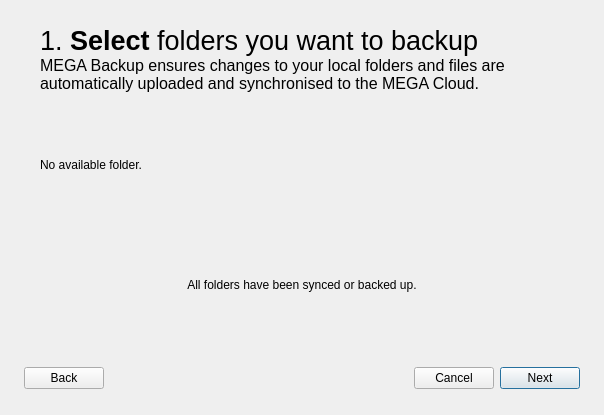
Qt form src/MEGASync/gui/linux/BackupsWizard.ui (meganz/MEGAsync) before a commit.
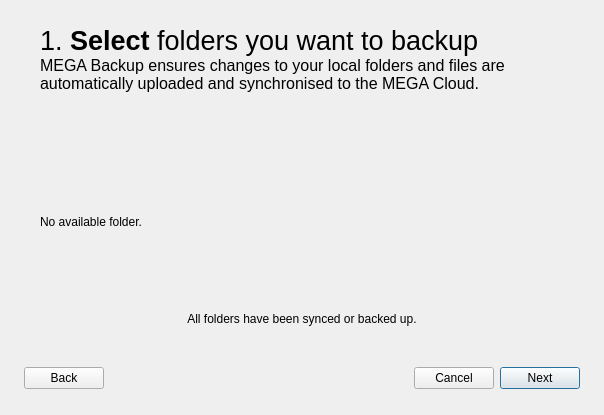
The same form after that commit. The open tabs and pages were chosen to show the change. Icons and pictures are not drawn.

Commit message: BackupsWizard: ui: remove sizeconstraints as much as possible

Diff of the .ui file:
```diff
--- a/src/MEGASync/gui/linux/BackupsWizard.ui
+++ b/src/MEGASync/gui/linux/BackupsWizard.ui
@@ -14,7 +14,7 @@
    </rect>
   </property>
   <property name="sizePolicy">
-   <sizepolicy hsizetype="Minimum" vsizetype="Preferred">
+   <sizepolicy hsizetype="Preferred" vsizetype="Expanding">
     <horstretch>0</horstretch>
     <verstretch>0</verstretch>
    </sizepolicy>
@@ -266,7 +266,7 @@
    <item>
     <widget class="QStackedWidget" name="sSteps">
      <property name="sizePolicy">
-      <sizepolicy hsizetype="Preferred" vsizetype="Preferred">
+      <sizepolicy hsizetype="Preferred" vsizetype="Expanding">
        <horstretch>0</horstretch>
        <verstretch>0</verstretch>
       </sizepolicy>
@@ -276,7 +276,7 @@
      </property>
      <widget class="QWidget" name="pStep1">
       <property name="sizePolicy">
-       <sizepolicy hsizetype="Preferred" vsizetype="Preferred">
+       <sizepolicy hsizetype="Preferred" vsizetype="Expanding">
         <horstretch>0</horstretch>
         <verstretch>0</verstretch>
        </sizepolicy>
@@ -335,23 +335,11 @@
        <item>
         <widget class="QFrame" name="fFoldersS1">
          <property name="sizePolicy">
-          <sizepolicy hsizetype="Preferred" vsizetype="Maximum">
+          <sizepolicy hsizetype="Preferred" vsizetype="Expanding">
            <horstretch>0</horstretch>
            <verstretch>0</verstretch>
           </sizepolicy>
          </property>
-         <property name="minimumSize">
-          <size>
-           <width>0</width>
-           <height>0</height>
-          </size>
-         </property>
-         <property name="maximumSize">
-          <size>
-           <width>16777215</width>
-           <height>16777215</height>
-          </size>
-         </property>
          <property name="frameShape">
           <enum>QFrame::NoFrame</enum>
          </property>
@@ -377,7 +365,7 @@
           <item>
            <widget class="QWidget" name="wDeviceNameS1" native="true">
             <property name="sizePolicy">
-             <sizepolicy hsizetype="Preferred" vsizetype="Fixed">
+             <sizepolicy hsizetype="Preferred" vsizetype="Maximum">
               <horstretch>0</horstretch>
               <verstretch>0</verstretch>
              </sizepolicy>
@@ -385,13 +373,13 @@
             <property name="minimumSize">
              <size>
               <width>0</width>
-              <height>48</height>
+              <height>0</height>
              </size>
             </property>
             <property name="maximumSize">
              <size>
               <width>16777215</width>
-              <height>48</height>
+              <height>16777215</height>
              </size>
             </property>
             <layout class="QHBoxLayout" name="horizontalLayout">
@@ -466,45 +454,21 @@
           <item>
            <widget class="QStackedWidget" name="sFolders">
             <property name="sizePolicy">
-             <sizepolicy hsizetype="Preferred" vsizetype="Maximum">
+             <sizepolicy hsizetype="Preferred" vsizetype="Expanding">
               <horstretch>0</horstretch>
               <verstretch>0</verstretch>
              </sizepolicy>
             </property>
-            <property name="minimumSize">
-             <size>
-              <width>0</width>
-              <height>47</height>
-             </size>
-            </property>
-            <property name="maximumSize">
-             <size>
-              <width>16777215</width>
-              <height>122</height>
-             </size>
-            </property>
             <property name="currentIndex">
              <number>0</number>
             </property>
             <widget class="QWidget" name="pFolders">
              <property name="sizePolicy">
-              <sizepolicy hsizetype="Preferred" vsizetype="Fixed">
+              <sizepolicy hsizetype="Preferred" vsizetype="Expanding">
                <horstretch>0</horstretch>
                <verstretch>0</verstretch>
               </sizepolicy>
              </property>
-             <property name="minimumSize">
-              <size>
-               <width>0</width>
-               <height>122</height>
-              </size>
-             </property>
-             <property name="maximumSize">
-              <size>
-               <width>16777215</width>
-               <height>122</height>
-              </size>
-             </property>
              <layout class="QVBoxLayout" name="pFoldersLayout">
               <property name="spacing">
                <number>0</number>
@@ -524,23 +488,11 @@
               <item>
                <widget class="QListView" name="lvFoldersS1">
                 <property name="sizePolicy">
-                 <sizepolicy hsizetype="Preferred" vsizetype="Fixed">
+                 <sizepolicy hsizetype="Preferred" vsizetype="Expanding">
                   <horstretch>0</horstretch>
                   <verstretch>0</verstretch>
                  </sizepolicy>
                 </property>
-                <property name="minimumSize">
-                 <size>
-                  <width>0</width>
-                  <height>122</height>
-                 </size>
-                </property>
-                <property name="maximumSize">
-                 <size>
-                  <width>16777215</width>
-                  <height>122</height>
-                 </size>
-                </property>
                 <property name="frameShape">
                  <enum>QFrame::NoFrame</enum>
                 </property>
@@ -592,23 +544,11 @@
             </widget>
             <widget class="QWidget" name="pNoFolders">
              <property name="sizePolicy">
-              <sizepolicy hsizetype="Preferred" vsizetype="Preferred">
+              <sizepolicy hsizetype="Preferred" vsizetype="Maximum">
                <horstretch>0</horstretch>
                <verstretch>0</verstretch>
               </sizepolicy>
              </property>
-             <property name="minimumSize">
-              <size>
-               <width>0</width>
-               <height>47</height>
-              </size>
-             </property>
-             <property name="maximumSize">
-              <size>
-               <width>16777215</width>
-               <height>47</height>
-              </size>
-             </property>
              <layout class="QVBoxLayout" name="pFoldersLayout">
               <property name="spacing">
                <number>0</number>
@@ -617,34 +557,22 @@
                <number>0</number>
               </property>
               <property name="topMargin">
-               <number>0</number>
+               <number>14</number>
               </property>
               <property name="rightMargin">
                <number>0</number>
               </property>
               <property name="bottomMargin">
-               <number>0</number>
+               <number>14</number>
               </property>
               <item>
                <widget class="QLabel" name="lNoAvailableFolder">
                 <property name="sizePolicy">
-                 <sizepolicy hsizetype="Preferred" vsizetype="Fixed">
+                 <sizepolicy hsizetype="Preferred" vsizetype="Maximum">
                   <horstretch>0</horstretch>
                   <verstretch>0</verstretch>
                  </sizepolicy>
                 </property>
-                <property name="minimumSize">
-                 <size>
-                  <width>0</width>
-                  <height>47</height>
-                 </size>
-                </property>
-                <property name="maximumSize">
-                 <size>
-                  <width>16777215</width>
-                  <height>47</height>
-                 </size>
-                </property>
                 <property name="text">
                  <string>No available folder.</string>
                 </property>
@@ -669,42 +597,54 @@
           <number>1</number>
          </property>
          <widget class="QWidget" name="pAllFoldersSynced">
+          <property name="sizePolicy">
+           <sizepolicy hsizetype="Preferred" vsizetype="Maximum">
+            <horstretch>0</horstretch>
+            <verstretch>0</verstretch>
+           </sizepolicy>
+          </property>
           <layout class="QHBoxLayout" name="wButtonsLayout">
+           <property name="leftMargin">
+            <number>66</number>
+           </property>
+           <property name="rightMargin">
+            <number>66</number>
+           </property>
            <item>
             <widget class="QLabel" name="lAllFoldersSynced">
              <property name="sizePolicy">
-              <sizepolicy hsizetype="Maximum" vsizetype="Preferred">
+              <sizepolicy hsizetype="Preferred" vsizetype="Maximum">
                <horstretch>0</horstretch>
                <verstretch>0</verstretch>
               </sizepolicy>
              </property>
-             <property name="minimumSize">
-              <size>
-               <width>350</width>
-               <height>26</height>
-              </size>
-             </property>
-             <property name="maximumSize">
-              <size>
-               <width>16777215</width>
-               <height>26</height>
-              </size>
-             </property>
              <property name="text">
               <string>All folders have been synced or backed up.</string>
              </property>
              <property name="alignment">
               <set>Qt::AlignCenter</set>
              </property>
+             <property name="wordWrap">
+              <bool>true</bool>
+             </property>
             </widget>
            </item>
           </layout>
          </widget>
          <widget class="QWidget" name="pMoreFolders">
+          <property name="sizePolicy">
+           <sizepolicy hsizetype="Preferred" vsizetype="Maximum">
+            <horstretch>0</horstretch>
+            <verstretch>0</verstretch>
+           </sizepolicy>
+          </property>
           <layout class="QHBoxLayout" name="wButtonsLayout">
            <property name="leftMargin">
             <number>20</number>
            </property>
+           <property name="topMargin">
+            <number>0</number>
+           </property>
            <property name="rightMargin">
             <number>20</number>
            </property>
@@ -728,24 +668,11 @@
          </widget>
         </widget>
        </item>
-       <item>
-        <spacer name="verticalSpacer">
-         <property name="orientation">
-          <enum>Qt::Vertical</enum>
-         </property>
-         <property name="sizeHint" stdset="0">
-          <size>
-           <width>20</width>
-           <height>0</height>
-          </size>
-         </property>
-        </spacer>
-       </item>
       </layout>
      </widget>
      <widget class="QWidget" name="pStep2">
       <property name="sizePolicy">
-       <sizepolicy hsizetype="Preferred" vsizetype="Preferred">
+       <sizepolicy hsizetype="Preferred" vsizetype="Expanding">
         <horstretch>0</horstretch>
         <verstretch>0</verstretch>
        </sizepolicy>
@@ -801,7 +728,7 @@
        <item>
         <widget class="QFrame" name="fFoldersS2">
          <property name="sizePolicy">
-          <sizepolicy hsizetype="Preferred" vsizetype="Preferred">
+          <sizepolicy hsizetype="Preferred" vsizetype="Expanding">
            <horstretch>0</horstretch>
            <verstretch>0</verstretch>
           </sizepolicy>
@@ -938,12 +865,6 @@
               <verstretch>0</verstretch>
              </sizepolicy>
             </property>
-            <property name="minimumSize">
-             <size>
-              <width>31</width>
-              <height>0</height>
-             </size>
-            </property>
             <property name="frameShape">
              <enum>QFrame::NoFrame</enum>
             </property>
@@ -975,7 +896,7 @@
              <enum>QAbstractItemView::ScrollPerPixel</enum>
             </property>
             <property name="resizeMode">
-             <enum>QListView::Fixed</enum>
+             <enum>QListView::Adjust</enum>
             </property>
             <property name="layoutMode">
              <enum>QListView::Batched</enum>
@@ -994,7 +915,7 @@
        <item>
         <widget class="QWidget" name="wBackupTo" native="true">
          <property name="sizePolicy">
-          <sizepolicy hsizetype="Preferred" vsizetype="Fixed">
+          <sizepolicy hsizetype="Preferred" vsizetype="Maximum">
            <horstretch>0</horstretch>
            <verstretch>0</verstretch>
           </sizepolicy>
```
The commit also changes 3 other files.
